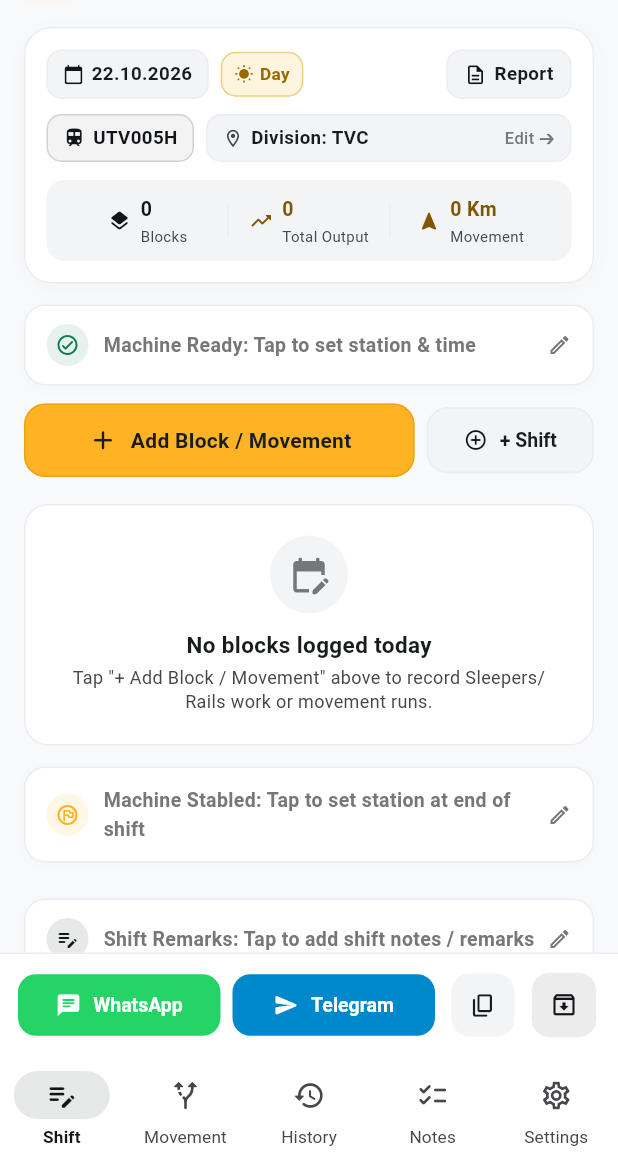
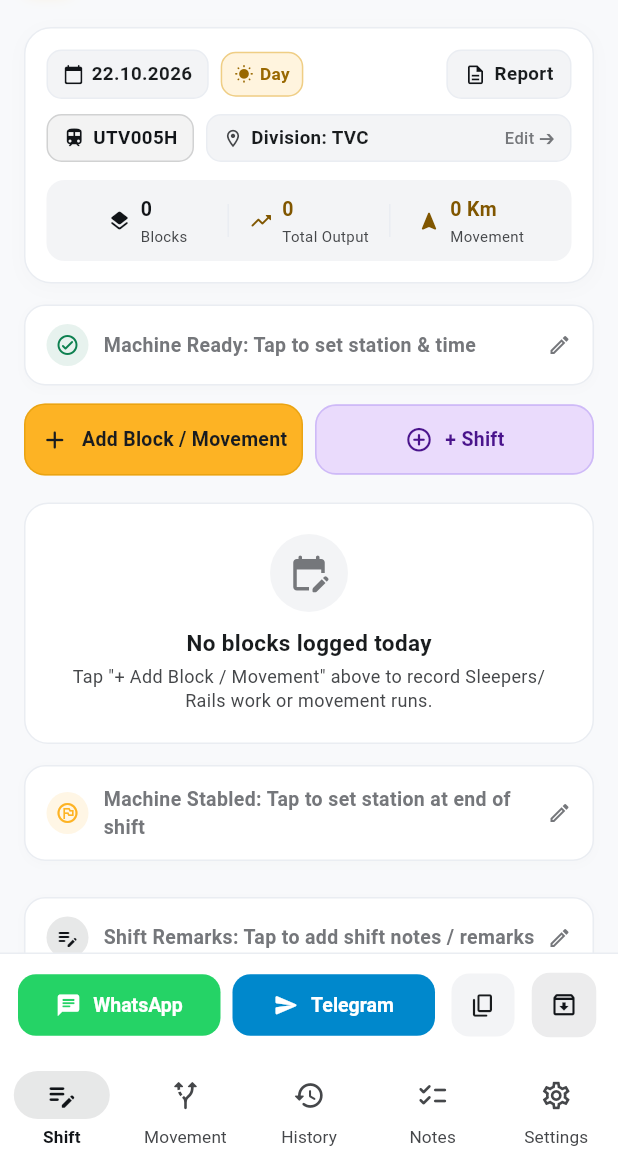
Before and after one commit to turboaristocrat/trackr-lite, a Flutter app: the screen it shows after launch, on a phone screen of 412 x 824 dp, the part 75-1236 px from its top. Run offline on Flutter 3.47's test engine with Material 3 defaults, Android fonts, the phone set to English and light mode, and no system bars; our stand-ins replace file_picker, share_plus, shared_preferences, web; missing offline and left inert: dart:js_interop.

Commit message:
style: set + Shift button width equal to Add Block and styled in light violet

```diff
--- a/lib/screens/shift_screen.dart
+++ b/lib/screens/shift_screen.dart
@@ -995,19 +995,18 @@ class ShiftScreenState extends State<ShiftScreen> {
           ),
         ),
 
-        // Action Buttons: + Add Block / Movement (Primary) & + Shift (Shorter, adjacent)
+        // Action Buttons: + Add Block / Movement & + Shift (Equal width side-by-side)
         Padding(
           padding: const EdgeInsets.symmetric(horizontal: 16, vertical: 8),
           child: Row(
             children: [
-              // Primary Add Block Button (longer length)
+              // Primary Add Block Button
               Expanded(
-                flex: 7,
                 child: ElevatedButton.icon(
                   style: ElevatedButton.styleFrom(
                     backgroundColor: const Color(0xFFFDB324), // Railway Signal Yellow / Amber
                     foregroundColor: const Color(0xFF191C20), // High-contrast dark typography
-                    padding: const EdgeInsets.symmetric(vertical: 14),
+                    padding: const EdgeInsets.symmetric(vertical: 14, horizontal: 8),
                     elevation: 0,
                     shape: RoundedRectangleBorder(
                       borderRadius: BorderRadius.circular(14),
@@ -1015,58 +1014,56 @@ class ShiftScreenState extends State<ShiftScreen> {
                     ),
                   ),
                   onPressed: () => _addOrEditBlock(isTransit: false),
-                  icon: const Icon(Icons.add_rounded, size: 21, color: Color(0xFF191C20)),
-                  label: const Text(
+                  icon: const Icon(Icons.add_rounded, size: 20, color: Color(0xFF191C20)),
+                  label: const FittedBox(
+                    fit: BoxFit.scaleDown,
+                    child: Text(
                       'Add Block / Movement',
                       style: TextStyle(
                         fontWeight: FontWeight.bold,
-                      fontSize: 14,
+                        fontSize: 13,
                         letterSpacing: 0.2,
                         color: Color(0xFF191C20),
                       ),
-                    overflow: TextOverflow.ellipsis,
+                    ),
                   ),
                 ),
               ),
               const SizedBox(width: 8),
 
-              // Secondary + Shift Button (smaller / shorter length)
+              // + Shift Button (Same width as Add Block, Light Violet)
               Expanded(
-                flex: 3,
                 child: ElevatedButton.icon(
                   style: ElevatedButton.styleFrom(
-                    backgroundColor: _isPastShift
-                        ? const Color(0xFFFDB324).withValues(alpha: 0.18)
-                        : AppTheme.surfaceContainerLow,
-                    foregroundColor: _isPastShift
-                        ? const Color(0xFF8A5B00)
-                        : AppTheme.textPrimary,
-                    padding: const EdgeInsets.symmetric(vertical: 14),
+                    backgroundColor: const Color(0xFFEADBFC), // Light violet
+                    foregroundColor: const Color(0xFF4A148C), // High-contrast deep violet typography
+                    padding: const EdgeInsets.symmetric(vertical: 14, horizontal: 8),
                     elevation: 0,
                     shape: RoundedRectangleBorder(
                       borderRadius: BorderRadius.circular(14),
                       side: BorderSide(
-                        color: _isPastShift
-                            ? const Color(0xFFD69400).withValues(alpha: 0.5)
-                            : AppTheme.borderColor,
+                        color: const Color(0xFFC7B2F6).withValues(alpha: 0.8),
                         width: 1.1,
                       ),
                     ),
                   ),
                   onPressed: _confirmStartNewShift,
-                  icon: Icon(
+                  icon: const Icon(
                     Icons.add_circle_outline_rounded,
-                    size: 16,
-                    color: _isPastShift ? const Color(0xFF8A5B00) : AppTheme.primary,
-                  ),
-                  label: Text(
+                    size: 19,
+                    color: Color(0xFF4A148C),
+                  ),
+                  label: const FittedBox(
+                    fit: BoxFit.scaleDown,
+                    child: Text(
                       '+ Shift',
                       style: TextStyle(
                         fontWeight: FontWeight.bold,
                         fontSize: 13,
-                      color: _isPastShift ? const Color(0xFF8A5B00) : AppTheme.textPrimary,
-                    ),
-                    overflow: TextOverflow.ellipsis,
+                        letterSpacing: 0.2,
+                        color: Color(0xFF4A148C),
+                      ),
+                    ),
                   ),
                 ),
               ),
```
Lines whose indentation alone changed are shown as unchanged.
